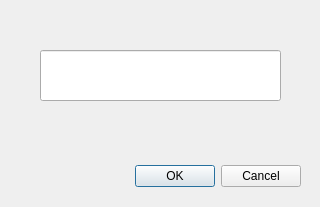
Before: the Qt Designer form warn_countdown1.ui in jasonYpretty/ForEyes, drawn with Qt 5.
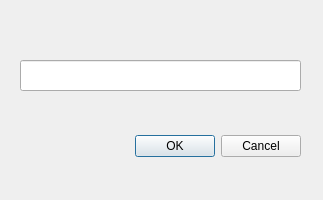
After: the same form once the commit is applied.

```diff
--- a/warn_countdown1.ui
+++ b/warn_countdown1.ui
@@ -6,8 +6,8 @@
    <rect>
     <x>0</x>
     <y>0</y>
-    <width>320</width>
-    <height>207</height>
+    <width>323</width>
+    <height>200</height>
    </rect>
   </property>
   <property name="windowTitle">
@@ -17,7 +17,7 @@
    <property name="geometry">
     <rect>
      <x>0</x>
-     <y>160</y>
+     <y>130</y>
      <width>301</width>
      <height>32</height>
     </rect>
@@ -32,10 +32,10 @@
   <widget class="QLineEdit" name="lineEdit">
    <property name="geometry">
     <rect>
-     <x>40</x>
-     <y>50</y>
-     <width>241</width>
-     <height>51</height>
+     <x>20</x>
+     <y>60</y>
+     <width>281</width>
+     <height>31</height>
     </rect>
    </property>
   </widget>
```
Left out of the diff: 5 changed lines with no effect on the pictures.
